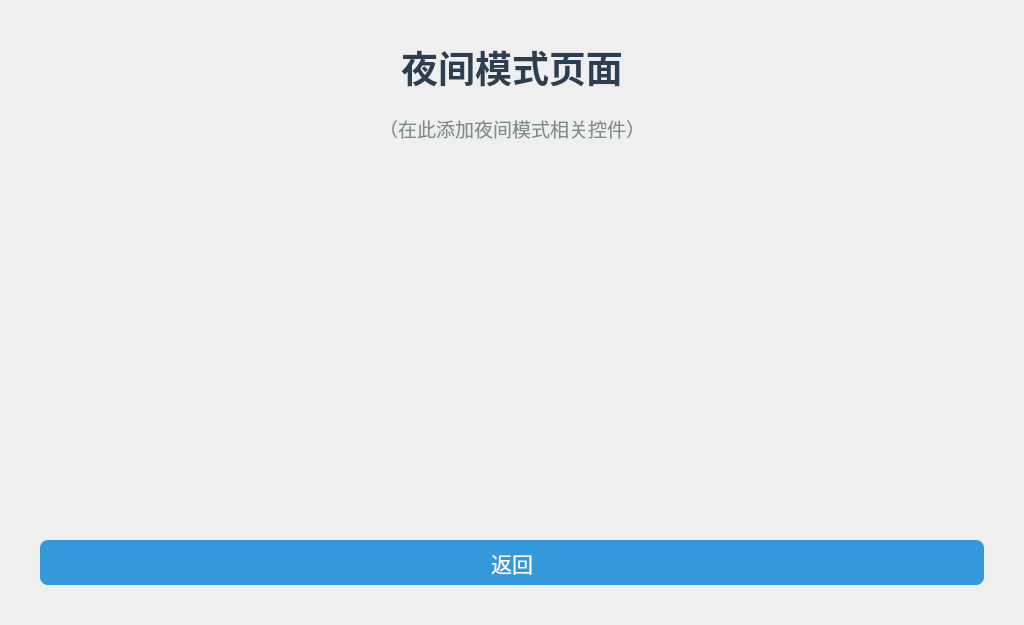
Before: the Qt Designer form ui/MoonDialog.ui in zwq1270033721/my_mp157_smart_home_panel, drawn with Qt 5.
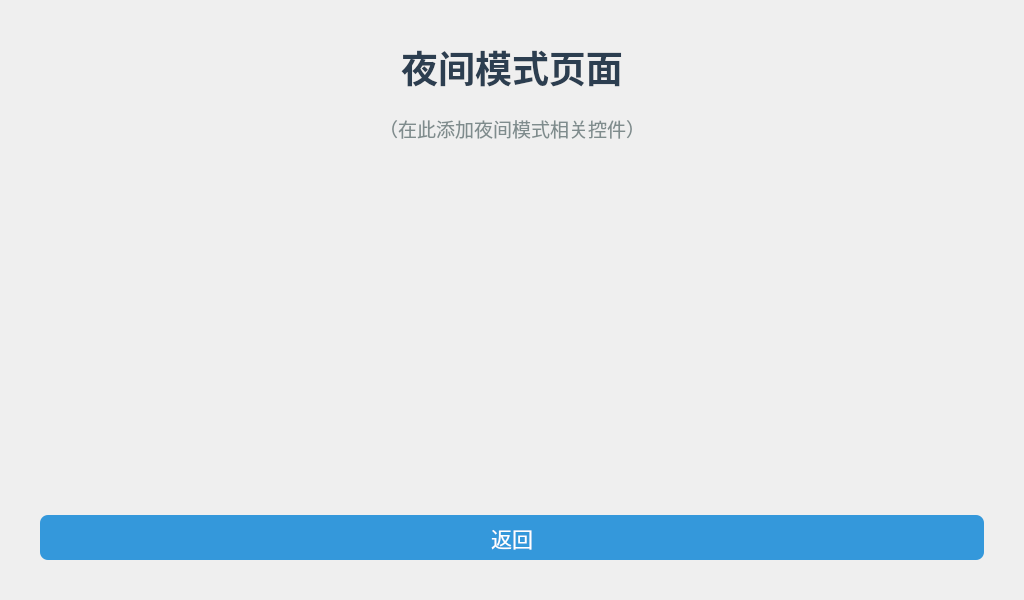
After: the same form once the commit is applied.

Patch:
```diff
--- a/ui/MoonDialog.ui
+++ b/ui/MoonDialog.ui
@@ -7,19 +7,19 @@
     <x>0</x>
     <y>0</y>
     <width>1024</width>
-    <height>625</height>
+    <height>600</height>
    </rect>
   </property>
   <property name="minimumSize">
    <size>
     <width>1024</width>
-    <height>625</height>
+    <height>600</height>
    </size>
   </property>
   <property name="maximumSize">
    <size>
     <width>1024</width>
-    <height>625</height>
+    <height>600</height>
    </size>
   </property>
   <property name="windowTitle">
```
